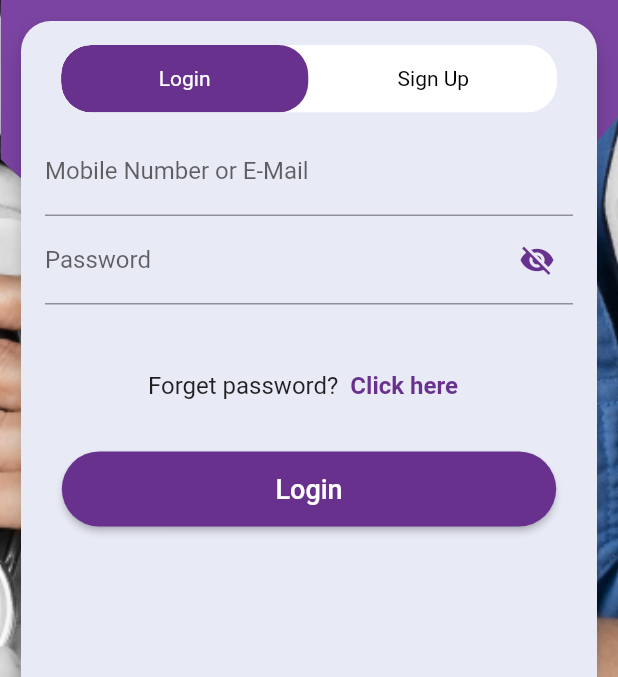
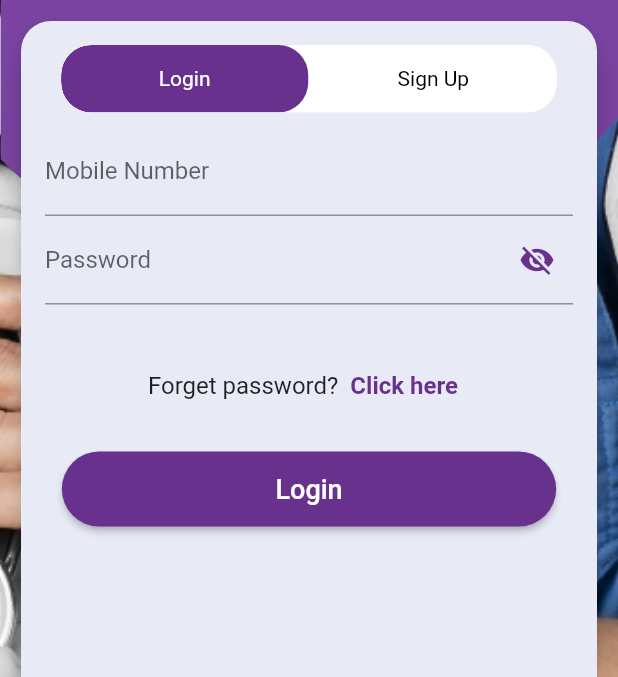
Before and after one commit to Ravimgr/ui, a Flutter app: the screen it shows after launch, on a phone screen of 412 x 824 dp, the part 225-902 px from its top. Run offline on Flutter 3.47's test engine with Material 2 defaults, Android fonts, the phone set to English and light mode, and no system bars; drawn by our look-alikes of toggle_switch; our stand-ins replace hexcolor.

Commit message:
small issues changes

```diff
--- a/lib/widgets/log_card.dart
+++ b/lib/widgets/log_card.dart
@@ -103,12 +103,11 @@ class _AuthCardState extends State<AuthCard> {
                     ),
                   ),
                 TextFormField(
-                  decoration: const InputDecoration(
-                      labelText: 'Mobile Number or E-Mail'),
+                  decoration: const InputDecoration(labelText: 'Mobile Number'),
                   keyboardType: TextInputType.emailAddress,
                   validator: (value) {
-                    if (value!.isEmpty || !value.contains('@')) {
-                      return 'Invalid email!';
+                    if (value!.isEmpty || value.length != 10) {
+                      return 'Invalid Number!';
                     }
                     return null;
                   },
```
